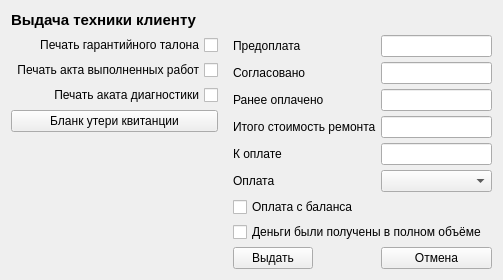
Before: the Qt Designer form getOutDialog.ui in solderercb/snap_crm, drawn with Qt 5.
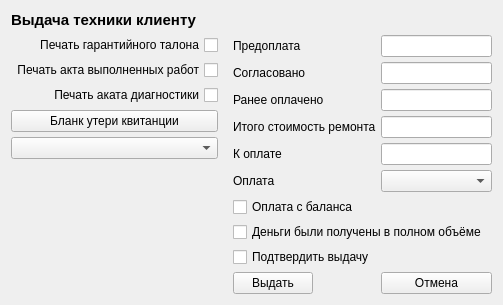
After: the same form once the commit is applied.

```diff
--- a/getOutDialog.ui
+++ b/getOutDialog.ui
@@ -62,6 +62,9 @@
        </property>
       </widget>
      </item>
+     <item row="4" column="0" colspan="2">
+      <widget class="QComboBox" name="comboBoxRejectReason"/>
+     </item>
     </layout>
    </item>
    <item row="1" column="1">
@@ -156,7 +159,7 @@
        </property>
       </widget>
      </item>
-     <item row="8" column="1">
+     <item row="9" column="1">
       <widget class="QPushButton" name="pushButtonCancel">
        <property name="sizePolicy">
         <sizepolicy hsizetype="Preferred" vsizetype="Fixed">
@@ -169,7 +172,7 @@
        </property>
       </widget>
      </item>
-     <item row="8" column="0">
+     <item row="9" column="0">
       <widget class="QPushButton" name="pushButtonGetout">
        <property name="sizePolicy">
         <sizepolicy hsizetype="Maximum" vsizetype="Fixed">
@@ -182,6 +185,13 @@
        </property>
       </widget>
      </item>
+     <item row="8" column="0" colspan="2">
+      <widget class="QCheckBox" name="checkBoxConfirmGetOut">
+       <property name="text">
+        <string>Подтвердить выдачу</string>
+       </property>
+      </widget>
+     </item>
     </layout>
    </item>
    <item row="0" column="0" colspan="2">
```
Left out of the diff: 30 changed lines with no effect on the pictures.
